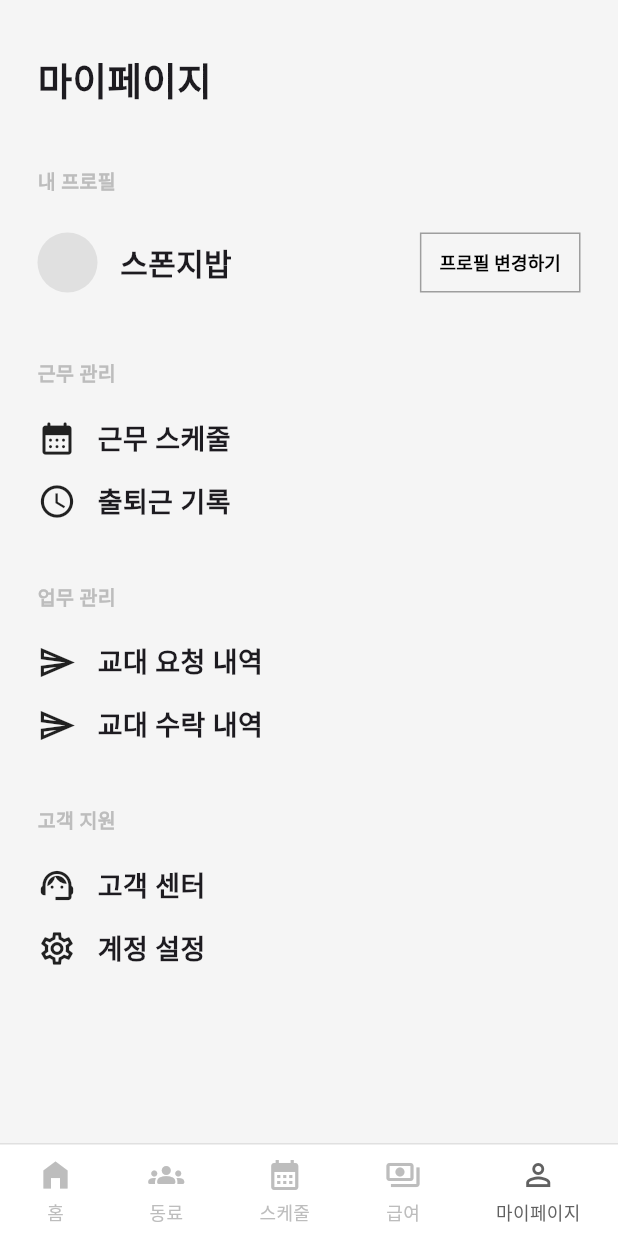
After one commit to swyp-team5/frontend, a Flutter app: the EMyPage screen opened directly, on a phone screen of 412 x 824 dp. The commit adds this screen. Run offline on Flutter 3.47's test engine with Material 3 defaults, Android fonts, the phone set to English and light mode, and no system bars; our stand-ins replace image_picker, table_calendar; missing offline and left inert: flutter_inappwebview.

Commit message:
알바생 마이페이지 EMyPage ui 작성

```diff
--- a/lib/employee/home/EHomePage.dart
+++ b/lib/employee/home/EHomePage.dart
@@ -1,3 +1,4 @@
+import 'package:chack_chack/employee/mypage/EMyPage.dart';
 import 'package:flutter/material.dart';
 import 'package:table_calendar/table_calendar.dart';
 
@@ -66,13 +67,15 @@ class _EHomePageState
 
           /// 마이페이지
           else if (index == 4) {
-            // Navigator.push(
-            //   context,
-            //   MaterialPageRoute(
-            //     builder: (_) =>
-            //     const RMyPage(),
-            //   ),
-            // );
+
+            Navigator.push(
+              context,
+
+              MaterialPageRoute(
+                builder: (_) =>
+                const EMyPage(),
+              ),
+            );
           }
         },
       ),
@@ -200,8 +203,7 @@ class _EHomePageState
                 const EdgeInsets.all(16),
 
                 decoration: BoxDecoration(
-                  color:
-                  Colors.grey.shade300,
+                  color: const Color(0xFFE8E8ED,),
 
                   borderRadius:
                   BorderRadius.circular(18),
@@ -294,8 +296,7 @@ class _EHomePageState
                 const EdgeInsets.all(20),
 
                 decoration: BoxDecoration(
-                  color:
-                  Colors.grey.shade300,
+                  color: const Color(0xFFE8E8ED,),
 
                   borderRadius:
                   BorderRadius.circular(18),
@@ -315,10 +316,7 @@ class _EHomePageState
 
                         const Spacer(),
 
-                        Icon(
-                          Icons.chevron_right,
-                          color: Colors.grey.shade700,
-                        ),
+                        Icon(Icons.chevron_right,),
                       ],
                     ),
 
@@ -384,8 +382,7 @@ class _EHomePageState
       const EdgeInsets.all(24),
 
       decoration: BoxDecoration(
-        color:
-        Colors.grey.shade300,
+        color: const Color(0xFFE8E8ED,),
 
         borderRadius:
         BorderRadius.circular(18),
@@ -460,8 +457,7 @@ class _EHomePageState
       const EdgeInsets.all(24),
 
       decoration: BoxDecoration(
-        color:
-        Colors.grey.shade300,
+        color: const Color(0xFFE8E8ED,),
 
         borderRadius:
         BorderRadius.circular(18),
@@ -535,8 +531,7 @@ class _EHomePageState
       ),
 
       decoration: BoxDecoration(
-        color:
-        Colors.grey.shade300,
+        color: const Color(0xFFE8E8ED,),
 
         borderRadius:
         BorderRadius.circular(18),
--- /dev/null
+++ b/lib/employee/mypage/EMyPage.dart
@@ -0,0 +1,298 @@
+import 'package:chack_chack/employer/mypage/RProfileEditPage.dart';
+import 'package:flutter/material.dart';
+
+import '../../../common/widgets/BottomNavBar.dart';
+import '../home/EHomePage.dart';
+
+class EMyPage extends StatefulWidget {
+
+  const EMyPage({super.key});
+
+  @override
+  State<EMyPage> createState() =>
+      _EMyPageState();
+}
+
+class _EMyPageState extends State<EMyPage> {
+
+  @override
+  Widget build(BuildContext context) {
+
+    return Scaffold(
+      backgroundColor:
+      const Color(0xFFF5F5F5),
+
+      /// 공통 BottomNavBar 적용
+      bottomNavigationBar:
+      BottomNavBar(
+        currentIndex: 4,
+
+        onTap: (index) {
+
+          /// 홈
+          if (index == 0) {
+            Navigator.push(
+              context,
+              MaterialPageRoute(
+                builder: (_) =>
+                const EHomePage(),
+              ),
+            );
+          }
+
+          /// 동료
+          else if (index == 1) {
+            // Navigator.push(
+            //   context,
+            //   MaterialPageRoute(
+            //     builder: (_) =>
+            //     const RCrewPage(),
+            //   ),
+            // );
+          }
+
+          /// 스케줄
+          else if (index == 2) {}
+
+          /// 급여
+          else if (index == 3) {}
+
+          /// 마이페이지
+          else if (index == 4) {}
+        },
+      ),
+
+      body: SafeArea(
+        child: SingleChildScrollView(
+
+          child: Padding(
+            padding:
+            const EdgeInsets.symmetric(
+              horizontal: 25,
+              vertical: 35,
+            ),
+
+            child: Column(
+              crossAxisAlignment:
+              CrossAxisAlignment.start,
+
+              children: [
+
+                /// 타이틀
+                const Text(
+                  '마이페이지',
+
+                  style: TextStyle(
+                    fontSize: 25,
+                    fontWeight:
+                    FontWeight.w700,
+                  ),
+                ),
+
+                const SizedBox(height: 40),
+
+                /// 내 프로필
+                _buildSectionTitle(
+                  '내 프로필',
+                ),
+
+                const SizedBox(height: 20),
+
+                Row(
+                  children: [
+
+                    /// 프로필 이미지
+                    Container(
+                      width: 40,
+                      height: 40,
+
+                      decoration: BoxDecoration(
+                        color:
+                        Colors.grey.shade300,
+
+                        shape: BoxShape.circle,
+                      ),
+                    ),
+
+                    const SizedBox(width: 15),
+
+                    /// 이름
+                    const Expanded(
+                      child: Text(
+                        '스폰지밥',
+
+                        style: TextStyle(
+                          fontSize: 20,
+                          fontWeight: FontWeight.w700,
+                        ),
+                      ),
+                    ),
+
+                    /// 버튼
+                    OutlinedButton(
+                      onPressed: () {
+                        Navigator.push(
+                          context,
+
+                          MaterialPageRoute(
+                            builder: (_) =>
+                            const RProfileEditPage(),
+                          ),
+                        );
+                      },
+
+                      style:
+                      OutlinedButton.styleFrom(
+                        side: BorderSide(
+                          color:
+                          Colors.grey.shade500,
+                        ),
+
+                        padding:
+                        const EdgeInsets.symmetric(
+                          horizontal: 13,
+                          vertical: 10,
+                        ),
+
+                        shape:
+                        RoundedRectangleBorder(
+                          borderRadius:
+                          BorderRadius.circular(
+                            0,
+                          ),
+                        ),
+                      ),
+
+                      child: const Text(
+                        '프로필 변경하기',
+
+                        style: TextStyle(
+                          color: Colors.black,
+                          fontSize: 12,
+                          fontWeight:
+                          FontWeight.w600,
+                        ),
+                      ),
+                    ),
+                  ],
+                ),
+
+                const SizedBox(height: 40),
+
+                /// 근무 관리
+                _buildSectionTitle(
+                  '근무 관리',
+                ),
+
+                const SizedBox(height: 20),
+
+
+                _buildMenuItem(
+                  icon:
+                  Icons.calendar_month_rounded,
+                  title: '근무 스케줄',
+                ),
+
+                const SizedBox(height: 15),
+
+                _buildMenuItem(
+                  icon:
+                  Icons.access_time_outlined,
+                  title: '출퇴근 기록',
+                ),
+
+                const SizedBox(height: 40),
+
+                /// 업무 관리
+                _buildSectionTitle(
+                  '업무 관리',
+                ),
+
+                const SizedBox(height: 20),
+
+                _buildMenuItem(
+                  icon:
+                  Icons.send_outlined,
+                  title: '교대 요청 내역',
+                ),
+
+                const SizedBox(height: 15),
+
+                _buildMenuItem(
+                  icon:
+                  Icons.send_outlined,
+                  title: '교대 수락 내역',
+                ),
+
+                const SizedBox(height: 40),
+
+                /// 고객 지원
+                _buildSectionTitle(
+                  '고객 지원',
+                ),
+
+                const SizedBox(height: 20),
+
+                _buildMenuItem(
+                  icon:
+                  Icons.support_agent_outlined,
+                  title: '고객 센터',
+                ),
+
+                const SizedBox(height: 15),
+
+                _buildMenuItem(
+                  icon:
+                  Icons.settings_outlined,
+                  title: '계정 설정',
+                ),
+
+                const SizedBox(height: 30),
+              ],
+            ),
+          ),
+        ),
+      ),
+    );
+  }
+
+  /// 섹션 제목
+  Widget _buildSectionTitle(
+      String title,
+      ) {
+
+    return Text(
+      title,
+
+      style: TextStyle(
+        color: Colors.grey.shade400,
+        fontSize: 13,
+        fontWeight: FontWeight.w600,
+      ),
+    );
+  }
+
+  /// 메뉴 아이템
+  Widget _buildMenuItem({
+    required IconData icon,
+    required String title,
+  }) {
+
+    return Row(
+      children: [
+
+        Icon(icon, size: 26,),
+
+        const SizedBox(width: 14),
+
+        Text(
+          title,
+          style: const TextStyle(
+            fontSize: 18,
+            fontWeight: FontWeight.w600,
+          ),
+        ),
+      ],
+    );
+  }
+}
--- a/lib/employer/home/RHomePage.dart
+++ b/lib/employer/home/RHomePage.dart
@@ -196,10 +196,7 @@ class _RHomePageState
                   ),
 
                   decoration: BoxDecoration(
-                    color:
-                    const Color(
-                      0xFFE8E8ED,
-                    ),
+                    color: const Color(0xFFE8E8ED,),
 
                     borderRadius:
                     BorderRadius.circular(
```
